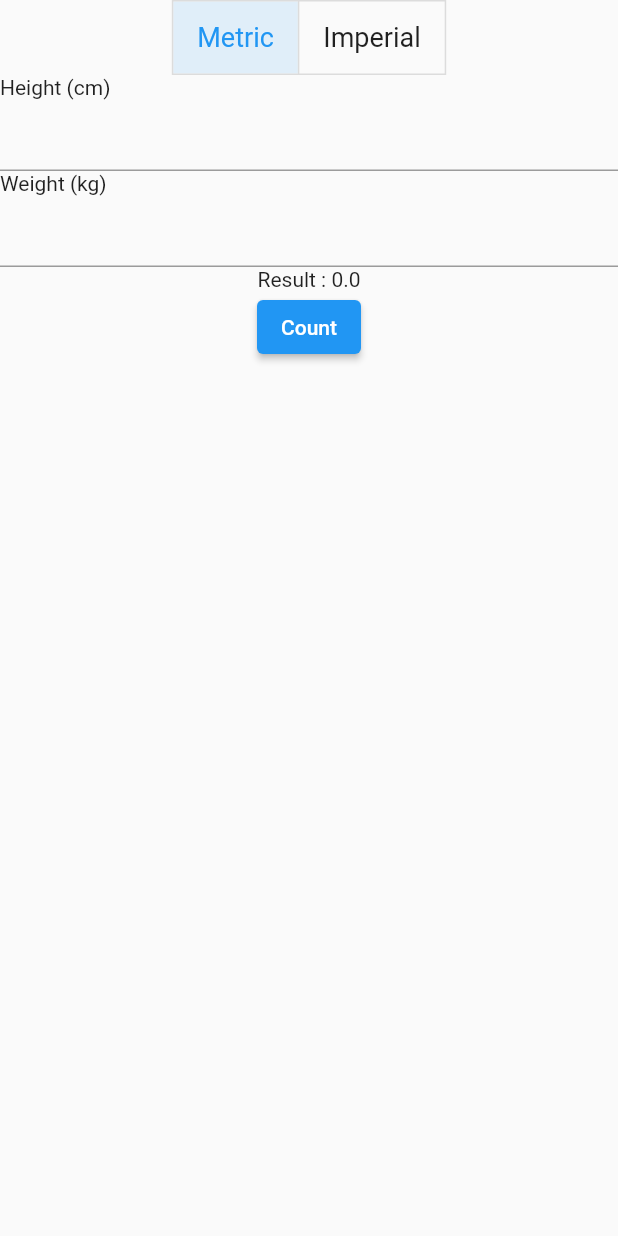
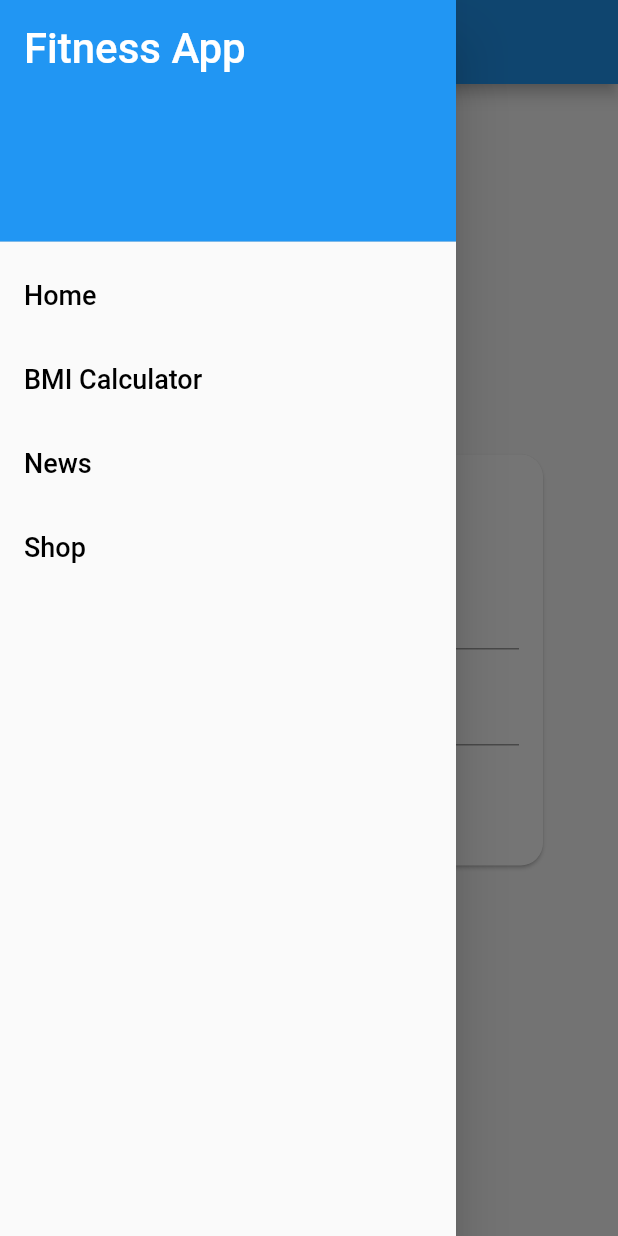
Before and after one commit to FathanAkram-app/FlutterTest, a Flutter app: the BmiScreen screen opened by its route, with the side drawer open (before the commit the screen has no drawer), on a phone screen of 412 x 824 dp. Run offline on Flutter 3.47's test engine with Material 2 defaults, Android fonts, the phone set to English and light mode, and no system bars; missing offline and left inert: strintcurrency.

```diff
--- a/lib/functions/bmi_functions.dart
+++ b/lib/functions/bmi_functions.dart
@@ -2,8 +2,7 @@ import 'dart:math' as math;
 
 class BmiFunctions{
   double countBmiMetric(int height, int weight){
-    final double heightMeter = height/100;
-    return weight/(math.pow(heightMeter, 2));
+    return weight/(math.pow(height/100, 2));
 
   }
   double countBmiImperial(int height, int weight){
--- a/lib/main.dart
+++ b/lib/main.dart
@@ -1,5 +1,8 @@
+
 import 'package:first_flutter_app/screens/bmi_screen.dart';
 import 'package:first_flutter_app/screens/intro_screen.dart';
+import 'package:first_flutter_app/screens/news_screen.dart';
+import 'package:first_flutter_app/screens/shop_screen.dart';
 import 'package:flutter/material.dart';
 
 void main() {
@@ -15,7 +18,11 @@ class App extends StatelessWidget {
       theme: ThemeData(primarySwatch: Colors.blue),
       routes: {
         '/': ((context) => const IntroScreen()),
-        '/bmi': ((context) => const BmiScreen())
+        '/bmi': ((context) => const BmiScreen()),
+        '/news':(context) => const NewsScreen(),
+        '/shop':(context) => const ShopScreen(),
+
+
       },
       initialRoute: '/',
     );
--- /dev/null
+++ b/lib/model/news.dart
@@ -0,0 +1,66 @@
+
+
+import 'dart:convert';
+
+import 'package:first_flutter_app/model/http_helper.dart';
+
+import 'package:http/http.dart' as http;
+
+class News{
+  String? author;
+  String? title;
+  String? description;
+  String? url;
+  String? urlToImage;
+  String? publishedAt;
+  String? content;
+
+  News(
+    this.author,
+    this.title,
+    this.description,
+    this.url,
+    this.urlToImage,
+    this.publishedAt,
+    this.content
+  );
+
+}
+class ListNews extends HttpHelper{
+  List<News>? news;
+
+  ListNews(
+    this.news
+  );
+
+  Future<ListNews> getNews(String category) async{
+    Map<String,dynamic> parameters = {'q':category, 'apiKey':apiKey};
+    Uri uri = Uri.https(authority, getNewsPath, parameters);
+    http.Response result = await http.get(uri);
+    Map<String,dynamic> data = json.decode(result.body);
+    ListNews listNews = ListNews.fromJson(data);
+    return listNews;
+  }
+
+  ListNews.fromJson(Map<String, dynamic> newsMap){
+    List<News> tempList = [];
+    for (var element in newsMap['articles']) {
+      tempList.add(
+        News(
+          element['author'],
+          element['title'],
+          element['description'],
+          element['url'],
+          element['urlToImage'],
+          element['publishedAt'],
+          element['content']
+        )
+      );
+    }
+    news = tempList;
+
+
+  }
+
+
+}
--- a/lib/screens/bmi_screen.dart
+++ b/lib/screens/bmi_screen.dart
@@ -1,9 +1,6 @@
 import 'package:first_flutter_app/functions/bmi_functions.dart';
-import 'package:first_flutter_app/shared/menu_bottom.dart';
 import 'package:first_flutter_app/shared/menu_drawer.dart';
 import 'package:flutter/material.dart';
-import 'dart:convert';
-import 'dart:math' as math;
 
 class BmiScreen extends StatefulWidget {
   const BmiScreen({Key? key}) : super(key: key);
@@ -29,7 +26,22 @@ class _BmiScreenState extends State<BmiScreen> with BmiFunctions{
   @override
   Widget build(BuildContext context) {
     return Scaffold(
-      body: Column(
+      appBar: AppBar(title: const Text('Fitness App')),
+      drawer: const MenuDrawer(),
+      // make it to a singleChildScrollView so the screen orientation doesnt effect
+      body: Center(
+        child: SingleChildScrollView(
+          padding: const EdgeInsets.all(30.0),
+          child: Padding(
+            padding: const EdgeInsets.all(16.0),
+            child: Card(
+              shape: RoundedRectangleBorder(
+                borderRadius: BorderRadius.circular(15.0),
+
+              ),
+              child: Padding(
+                padding: const EdgeInsets.all(16.0),
+                child: Column(
                   children: [
                     ToggleButtons(
                       isSelected: isSelected,
@@ -60,6 +72,11 @@ class _BmiScreenState extends State<BmiScreen> with BmiFunctions{
                     )
                   ],
                 ),
+              ),
+            ),
+          ),
+        ),
+      ),
     );
   }
 
--- a/lib/screens/intro_screen.dart
+++ b/lib/screens/intro_screen.dart
@@ -1,6 +1,7 @@
-import 'package:first_flutter_app/shared/menu_bottom.dart';
-import 'package:first_flutter_app/shared/menu_drawer.dart';
+
 import 'package:flutter/material.dart';
+
+import '../shared/menu_drawer.dart';
 
 class IntroScreen extends StatelessWidget {
   const IntroScreen({Key? key}) : super(key: key);
@@ -8,7 +9,7 @@ class IntroScreen extends StatelessWidget {
   @override
   Widget build(BuildContext context) {
     return Scaffold(
-        appBar: AppBar(title: const Text('Globe Fitness')),
+        appBar: AppBar(title: const Text('Fitness App')),
         drawer: const MenuDrawer(),
         body: Container(
           decoration: const BoxDecoration(
@@ -32,7 +33,7 @@ class IntroScreen extends StatelessWidget {
                 ]
               ),
               child: const Text(
-                'Commit to be fit, dare to be great with this App',
+                'Test.',
                 textAlign: TextAlign.center,
                 style: TextStyle(
                   fontSize:22,
@@ -43,7 +44,8 @@ class IntroScreen extends StatelessWidget {
                       color: Colors.grey
                     )
                   ]
-                ),)
+                ),
+              )
             )
           )
         ),
--- a/lib/shared/menu_bottom.dart
+++ b/lib/shared/menu_bottom.dart
@@ -1,4 +1,4 @@
-import 'package:first_flutter_app/functions/bmi_functions.dart';
+
 import 'package:flutter/material.dart';
 
 class MenuBottom extends StatelessWidget {
@@ -32,7 +32,8 @@ class MenuBottom extends StatelessWidget {
 
             ),
             label: 'Calculate'
-          )
+          ),
+
 
 
         ],
--- a/lib/shared/menu_drawer.dart
+++ b/lib/shared/menu_drawer.dart
@@ -1,6 +1,10 @@
-import 'package:first_flutter_app/screens/bmi_screen.dart';
-import 'package:first_flutter_app/screens/intro_screen.dart';
+
 import 'package:flutter/material.dart';
+
+import '../screens/bmi_screen.dart';
+import '../screens/intro_screen.dart';
+import '../screens/news_screen.dart';
+import '../screens/shop_screen.dart';
 
 
 class MenuDrawer extends StatelessWidget {
@@ -19,15 +23,15 @@ class MenuDrawer extends StatelessWidget {
     final List<String> menuTitles = [
       'Home',
       'BMI Calculator',
-      'Weather',
-      'Training'
+      'News',
+      'Shop'
     ];
     List<Widget> menuItems = [];
     menuItems.add(
       const DrawerHeader(
-        decoration: BoxDecoration(color: Colors.blueGrey),
+        decoration: BoxDecoration(color: Colors.blue),
         child: Text(
-          'Globo Fitness',
+          'Fitness App',
           style: TextStyle(fontSize: 28,color: Colors.white),
         )
       )
@@ -47,8 +51,14 @@ class MenuDrawer extends StatelessWidget {
             case 'BMI Calculator':
               screens = const BmiScreen();
               break;
-            default:
+            case 'News':
+              screens = const NewsScreen();
+              break;
+            case 'Shop':
+              screens = const ShopScreen();
+              break;
           }
+
           Navigator.of(context).pop();
           Navigator.of(context).push(
             MaterialPageRoute(builder: (context) => screens)
```
Also changed, not shown: lib/model/http_helper.dart (added, +16 -0 lines), lib/model/product.dart (added, +82 -0 lines), lib/screens/news_screen.dart (added, +91 -0 lines), lib/screens/shop_detail_screen.dart (added, +55 -0 lines), lib/screens/shop_screen.dart (added, +125 -0 lines), pubspec.yaml (+6 -1 lines), pubspec.lock. Lines whose indentation alone changed are shown as unchanged.
